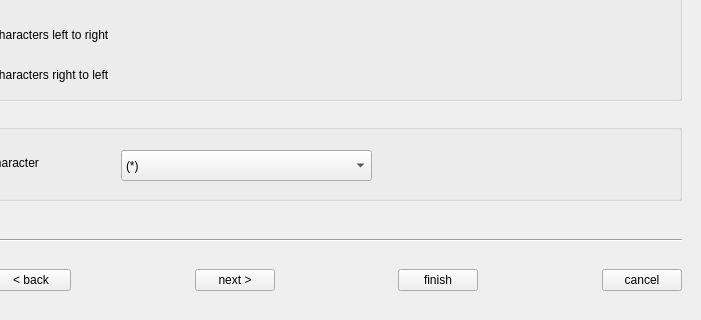
Before: the Qt Designer form UI/maskingData.ui in zel0rd/Non-Identifying, drawn with Qt 5; both pictures show x 99 to 800 and y 280 to 600 of the 800 by 600 pixel window.
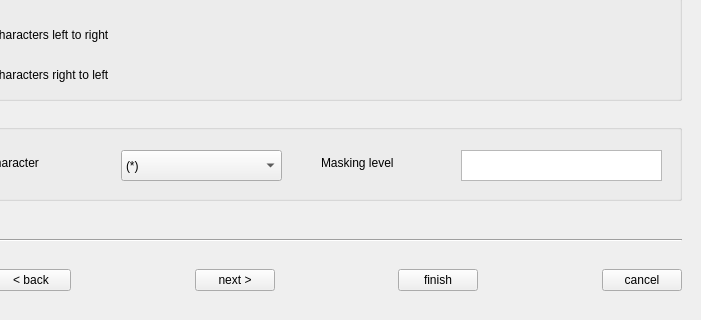
After: the same form once the commit is applied.

Commit message: changing to upgrade speed

```diff
--- a/UI/maskingData.ui
+++ b/UI/maskingData.ui
@@ -245,7 +245,7 @@
       <rect>
        <x>200</x>
        <y>40</y>
-       <width>251</width>
+       <width>161</width>
        <height>31</height>
       </rect>
      </property>
@@ -265,6 +265,33 @@
       </property>
      </item>
     </widget>
+    <widget class="QLabel" name="label_3">
+     <property name="geometry">
+      <rect>
+       <x>400</x>
+       <y>40</y>
+       <width>141</width>
+       <height>25</height>
+      </rect>
+     </property>
+     <property name="text">
+      <string>Masking level</string>
+     </property>
+    </widget>
+    <widget class="QTextEdit" name="maskingText">
+     <property name="geometry">
+      <rect>
+       <x>540</x>
+       <y>40</y>
+       <width>201</width>
+       <height>31</height>
+      </rect>
+     </property>
+    </widget>
+    <zorder>comboBox</zorder>
+    <zorder>label_3</zorder>
+    <zorder>label_2</zorder>
+    <zorder>maskingText</zorder>
    </widget>
   </widget>
  </widget>
```
The commit also changes 1 other file.
